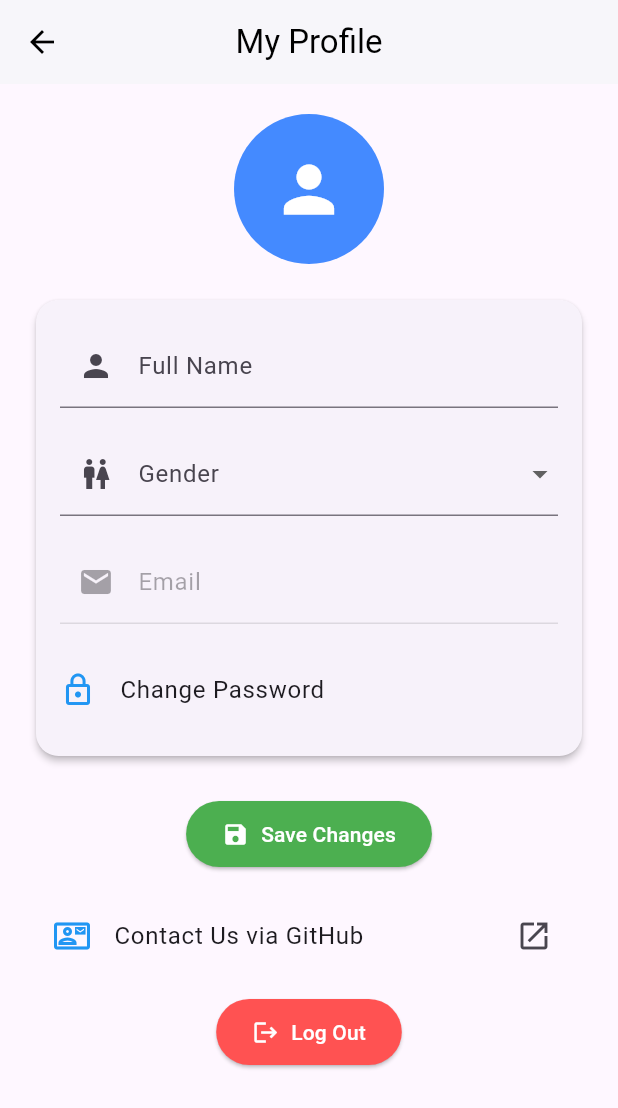
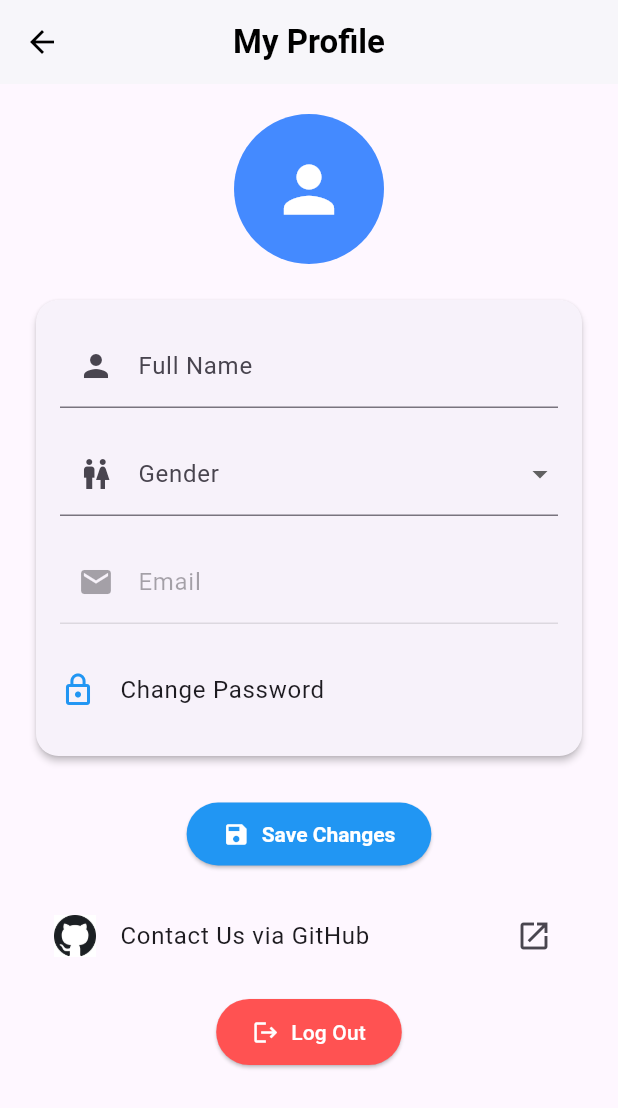
Before and after one commit to andikamoza/uas-fittrack, a Flutter app: the ProfileScreen screen opened directly, on a phone screen of 412 x 824 dp. Shown: the top 1108 px of the screen. Run offline on Flutter 3.47's test engine with Material 3 defaults, Android fonts, the phone set to English and light mode, and no system bars; our stand-ins replace cloud_firestore, firebase_auth, firebase_core, fl_chart, google_fonts, lottie and 1 more; accounts and stored records are empty.

Commit message:
Finish App

```diff
--- a/lib/screens/main/profile_screen.dart
+++ b/lib/screens/main/profile_screen.dart
@@ -13,10 +13,8 @@ class ProfileScreen extends StatefulWidget {
 class _ProfileScreenState extends State<ProfileScreen> {
   final user = FirebaseAuth.instance.currentUser;
   final _formKey = GlobalKey<FormState>();
-
   final TextEditingController _nameController = TextEditingController();
   String _gender = 'Male';
-
   bool _isLoading = true;
 
   @override
@@ -27,14 +25,12 @@ class _ProfileScreenState extends State<ProfileScreen> {
 
   void _loadUserProfile() async {
     if (user == null) return;
-
     final doc = await FirebaseFirestore.instance.collection('users').doc(user!.uid).get();
     if (doc.exists) {
       final data = doc.data()!;
       _nameController.text = data['fullName'] ?? '';
       _gender = data['gender'] ?? 'Male';
     }
-
     setState(() {
       _isLoading = false;
     });
@@ -58,8 +54,22 @@ class _ProfileScreenState extends State<ProfileScreen> {
   }
 
   void _logout(BuildContext context, String route) async {
-    await FirebaseAuth.instance.signOut();
-    Navigator.of(context).pushNamedAndRemoveUntil(route, (route) => false);
+    final shouldLogout = await showDialog<bool>(
+      context: context,
+      builder: (ctx) => AlertDialog(
+        title: const Text("Confirm Logout"),
+        content: const Text("Are you sure you want to logout?"),
+        actions: [
+          TextButton(onPressed: () => Navigator.pop(ctx, false), child: const Text("Cancel")),
+          ElevatedButton(onPressed: () => Navigator.pop(ctx, true), child: const Text("Yes")),
+        ],
+      ),
+    );
+
+    if (shouldLogout ?? false) {
+      await FirebaseAuth.instance.signOut();
+      Navigator.of(context).pushNamedAndRemoveUntil(route, (route) => false);
+    }
   }
 
   void _showLogoutOptions(BuildContext context) {
@@ -118,11 +128,17 @@ class _ProfileScreenState extends State<ProfileScreen> {
 
     return Scaffold(
       appBar: AppBar(
-        title: const Text("My Profile"),
+        title: const Text(
+          "My Profile",
+          style: TextStyle(
+            fontWeight: FontWeight.bold,
+            color: Colors.black,
+          ),
+        ),
         centerTitle: true,
         backgroundColor: Colors.white,
-        foregroundColor: Colors.black,
         elevation: 1,
+        iconTheme: const IconThemeData(color: Colors.black),
       ),
       body: SingleChildScrollView(
         padding: const EdgeInsets.all(20),
@@ -189,14 +205,19 @@ class _ProfileScreenState extends State<ProfileScreen> {
                 icon: const Icon(Icons.save),
                 label: const Text("Save Changes"),
                 style: ElevatedButton.styleFrom(
-                  backgroundColor: Colors.green,
+                  backgroundColor: Colors.blue,
                   foregroundColor: Colors.white,
                   padding: const EdgeInsets.symmetric(horizontal: 24, vertical: 12),
+                  textStyle: const TextStyle(fontWeight: FontWeight.bold),
                 ),
               ),
               const SizedBox(height: 16),
               ListTile(
-                leading: const Icon(Icons.contact_mail_outlined, color: Colors.blue),
+                leading: Image.asset(
+                  'assets/icons/github.png',
+                  width: 28,
+                  height: 28,
+                ),
                 title: const Text("Contact Us via GitHub"),
                 trailing: const Icon(Icons.open_in_new),
                 onTap: _launchGitHub,
--- a/lib/screens/onboarding/onboarding_screen.dart
+++ b/lib/screens/onboarding/onboarding_screen.dart
@@ -30,7 +30,7 @@ class _OnboardingScreenState extends State<OnboardingScreen> {
       "asset": "assets/lottie/Alarm.json",
     },
     {
-      "title": "Consult with Doctors",
+      "title": "Consult with Coach",
       "desc": "Get quick advice from certified professionals.",
       "asset": "assets/lottie/Doctor.json",
     },
```
Also changed, not shown: assets/icons/github.png (added), lib/models/preference_model.dart (deleted).
